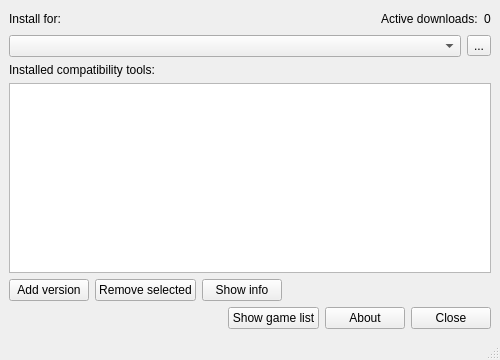
This is share/pupgui2/ui/pupgui2_mainwindow.ui in DavidoTek/ProtonUp-Qt as Qt 5 draws it before an edit. The edited form follows.
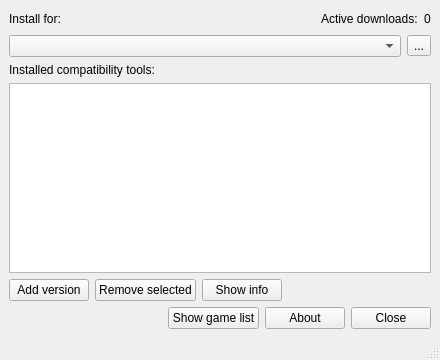
This is the edited form. Icons and pictures are not drawn.

```diff
--- a/share/pupgui2/ui/pupgui2_mainwindow.ui
+++ b/share/pupgui2/ui/pupgui2_mainwindow.ui
@@ -6,13 +6,13 @@
    <rect>
     <x>0</x>
     <y>0</y>
-    <width>500</width>
+    <width>440</width>
     <height>360</height>
    </rect>
   </property>
   <property name="minimumSize">
    <size>
-    <width>500</width>
+    <width>440</width>
     <height>360</height>
    </size>
   </property>
```
